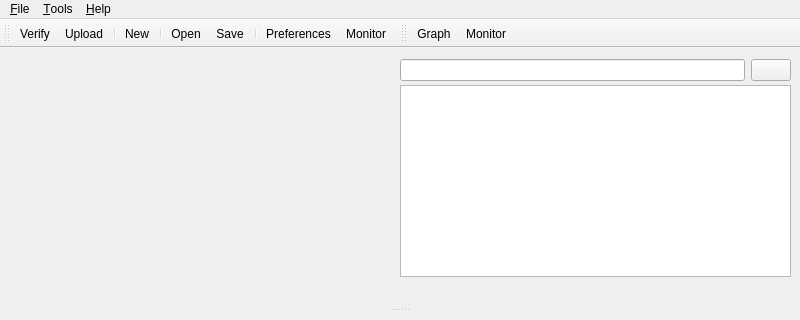
vrruiz/visualino, file src/mainwindow.ui: the form before one commit; both pictures show x 0 to 800 and y 0 to 320 of the 800 by 600 pixel window.
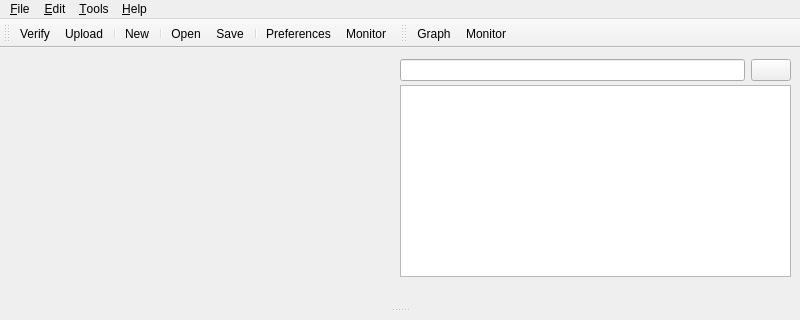
The form after the commit. Icons and pictures are not drawn. Custom widgets are drawn as their Qt base class.

The edit to the form file:
```diff
--- a/src/mainwindow.ui
+++ b/src/mainwindow.ui
@@ -425,7 +425,15 @@
     <addaction name="actionZoomIn"/>
     <addaction name="actionZoomOut"/>
    </widget>
+   <widget class="QMenu" name="menu_Edit">
+    <property name="title">
+     <string>&amp;Edit</string>
+    </property>
+    <addaction name="actionUndo"/>
+    <addaction name="actionRedo"/>
+   </widget>
    <addaction name="menu_File"/>
+   <addaction name="menu_Edit"/>
    <addaction name="menuView"/>
    <addaction name="menuHelp"/>
   </widget>
```
Left out of the diff: 50 changed lines with no effect on the pictures.
